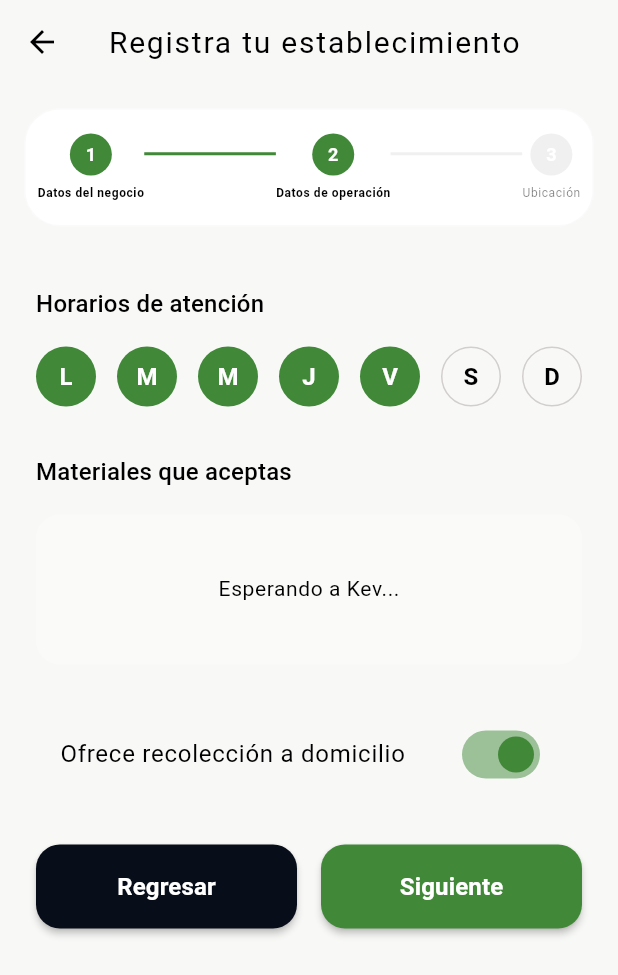
After one commit to Andresito126/TreasureFlow_FrontEnd, a Flutter app: the RegisterLocalScreen screen opened by its route, after a tap on "Siguiente", on a phone screen of 412 x 824 dp. The commit adds this screen. Shown: the top 975 px of the screen. Run offline on Flutter 3.47's test engine with Material 3 defaults, Android fonts, the phone set to English and light mode, and no system bars; our stand-ins replace device_preview.

Commit message:
Add: local screen at 50%

```diff
--- a/lib/app.dart
+++ b/lib/app.dart
@@ -1,6 +1,7 @@
 import 'package:flutter/material.dart';
 import 'package:treasureflow/features/auth/citizen/presentation/screens/login_citizen_screen.dart';
 import 'package:treasureflow/features/auth/citizen/presentation/screens/register_citizen_screen.dart';
+import 'package:treasureflow/features/auth/local/presentation/screens/register_local_screen.dart';
 import 'package:treasureflow/features/onboarding/presentation/screens/select_role_step6_screen.dart';
 import 'package:treasureflow/shared/theme/dark_theme.dart';
 import 'package:treasureflow/shared/theme/light_theme.dart';
@@ -31,6 +32,9 @@ class MyApp extends StatelessWidget {
         '/login': (context) => const LoginCitizenScreen(),
         '/registerCitizen': (context) => const RegisterCitizenScreen(),
 
+        //local
+        '/registerLocalStep1': (context) => const RegisterLocalScreen(),
+
       },
 
     );
--- a/lib/features/auth/citizen/presentation/screens/register_citizen_screen.dart
+++ b/lib/features/auth/citizen/presentation/screens/register_citizen_screen.dart
@@ -1,7 +1,6 @@
 import 'package:flutter/material.dart';
 // import 'package:flutter_svg/flutter_svg.dart';
 import 'package:treasureflow/shared/widgets/input_field_widget.dart';
-import 'package:treasureflow/shared/widgets/primary_button_blue_widget.dart';
 import 'package:treasureflow/shared/widgets/primary_button_green_widget.dart';
 
 
--- /dev/null
+++ b/lib/features/auth/local/presentation/screens/register_local_screen.dart
@@ -0,0 +1,67 @@
+import 'package:flutter/material.dart';
+import 'package:treasureflow/features/auth/local/presentation/screens/step1_business_data.dart';
+import 'package:treasureflow/features/auth/local/presentation/screens/step2_operations_data.dart';
+import 'package:treasureflow/features/auth/local/presentation/screens/step3_location_data.dart';
+import 'package:treasureflow/shared/widgets/custom_stepper_widget.dart';
+
+class RegisterLocalScreen extends StatefulWidget {
+  const RegisterLocalScreen({super.key});
+
+  @override
+  State<RegisterLocalScreen> createState() => _RegisterLocalScreenState();
+}
+
+class _RegisterLocalScreenState extends State<RegisterLocalScreen> {
+  final PageController _pageController = PageController();
+  int _currentStep = 1;
+
+  void _nextStep() {
+    if (_currentStep < 3) {
+      _pageController.nextPage(duration: const Duration(milliseconds: 300), curve: Curves.easeInOut);
+      setState(() => _currentStep++);
+    }
+  }
+
+  void _previousStep() {
+    if (_currentStep > 1) {
+      _pageController.previousPage(duration: const Duration(milliseconds: 300), curve: Curves.easeInOut);
+      setState(() => _currentStep--);
+    }
+  }
+
+  @override
+  Widget build(BuildContext context) {
+    final theme = Theme.of(context);
+    final colors = theme.colorScheme;
+
+    return Scaffold(
+      backgroundColor: theme.scaffoldBackgroundColor,
+      appBar: AppBar(
+        title: const Text("Registra tu establecimiento"),
+        backgroundColor: colors.background,
+      ),
+      body: Column(
+        children: [
+          Padding(
+            padding: const EdgeInsets.all(16.0),
+            child: CustomStepperWidget(
+              currentStep: _currentStep,
+              stepLabels: const ['Datos del negocio', 'Datos de operación', 'Ubicación'],
+            ),
+          ),
+          Expanded(
+            child: PageView(
+              controller: _pageController,
+              physics: const NeverScrollableScrollPhysics(),
+              children: [
+                Step1BusinessData(onNext: _nextStep),
+                Step2OperationsData(onNext: _nextStep, onBack: _previousStep),
+                Step3LocationData(onNext: _nextStep, onBack: _previousStep)
+              ],
+            ),
+          ),
+        ],
+      ),
+    );
+  }
+}
--- /dev/null
+++ b/lib/features/auth/local/presentation/screens/step1_business_data.dart
@@ -0,0 +1,60 @@
+import 'package:flutter/material.dart';
+import 'package:treasureflow/features/auth/local/presentation/widgets/register_profile_header._widget.dart';
+import 'package:treasureflow/shared/widgets/input_field_widget.dart';
+import 'package:treasureflow/shared/widgets/primary_button_green_widget.dart';
+
+class Step1BusinessData extends StatelessWidget {
+  final VoidCallback onNext;
+
+  Step1BusinessData({super.key, required this.onNext});
+
+  final _nameController = TextEditingController();
+  final _phoneController = TextEditingController();
+  final _emailController = TextEditingController();
+  final _passwordController = TextEditingController();
+
+  @override
+  Widget build(BuildContext context) {
+    return SingleChildScrollView(
+      padding: const EdgeInsets.all(24.0),
+      child: Column(
+        children: [
+          RegisterProfileHeaderWidget(onEditPhoto: () {
+            // la logicaaaaaaa
+          }),
+
+          const SizedBox(height: 32),
+
+          InputFieldWidget(
+            controller: _nameController,
+            hTPlaceHolder: 'Nombre del local',
+            iconInput: Icons.storefront,
+          ),
+          const SizedBox(height: 16),
+          InputFieldWidget(
+            controller: _phoneController,
+            hTPlaceHolder: 'Teléfono de contacto',
+            iconInput: Icons.phone,
+          ),
+          const SizedBox(height: 16),
+          InputFieldWidget(
+            controller: _emailController,
+            hTPlaceHolder: 'Correo electrónico',
+            iconInput: Icons.email,
+          ),
+          const SizedBox(height: 16),
+          InputFieldWidget(
+            controller: _passwordController,
+            hTPlaceHolder: 'Contraseña',
+            iconInput: Icons.lock,
+            isPassword: true,
+          ),
+
+          const SizedBox(height: 32),
+
+          PrimaryButtonGreenWidget(text: 'Siguiente', onPressed: onNext),
+        ],
+      ),
+    );
+  }
+}
--- /dev/null
+++ b/lib/features/auth/local/presentation/screens/step2_operations_data.dart
@@ -0,0 +1,81 @@
+import 'package:flutter/material.dart';
+import 'package:treasureflow/features/auth/local/presentation/widgets/day_selector_widget.dart';
+import 'package:treasureflow/shared/widgets/primary_button_blue_widget.dart';
+import 'package:treasureflow/shared/widgets/primary_button_green_widget.dart';
+
+class Step2OperationsData extends StatelessWidget {
+  final VoidCallback onNext;
+  final VoidCallback onBack;
+
+  const Step2OperationsData({
+    super.key,
+    required this.onNext,
+    required this.onBack,
+  });
+
+  @override
+  Widget build(BuildContext context) {
+    final theme = Theme.of(context);
+
+    return SingleChildScrollView(
+      padding: const EdgeInsets.all(24.0),
+      child: Column(
+        crossAxisAlignment: CrossAxisAlignment.start,
+        children: [
+          Text("Horarios de atención", style: theme.textTheme.titleMedium),
+          const SizedBox(height: 16),
+          const DaySelectorWidget(),
+
+          const SizedBox(height: 32),
+
+          Text("Materiales que aceptas", style: theme.textTheme.titleMedium),
+          const SizedBox(height: 16),
+          // Placeholder solicitado
+          Container(
+            height: 100,
+            width: double.infinity,
+            decoration: BoxDecoration(
+              color: theme.colorScheme.surfaceVariant.withOpacity(0.3),
+              borderRadius: BorderRadius.circular(16),
+            ),
+            child: Center(
+              child: Text(
+                "Esperando a Kev...",
+                style: theme.textTheme.bodySmall,
+              ),
+            ),
+          ),
+
+          const SizedBox(height: 32),
+
+          SwitchListTile(
+            title: const Text("Ofrece recolección a domicilio"),
+            value: true,
+            onChanged: (val) {},
+            activeColor: theme.colorScheme.primary,
+          ),
+
+          const SizedBox(height: 32),
+
+          Row(
+            children: [
+              Expanded(
+                child: PrimaryButtonBlueWidget(
+                  text: 'Regresar',
+                  onPressed: onBack,
+                ),
+              ),
+              const SizedBox(width: 16),
+              Expanded(
+                child: PrimaryButtonGreenWidget(
+                  text: 'Siguiente',
+                  onPressed: onNext,
+                ),
+              ),
+            ],
+          ),
+        ],
+      ),
+    );
+  }
+}
--- /dev/null
+++ b/lib/features/auth/local/presentation/screens/step3_location_data.dart
@@ -0,0 +1,85 @@
+import 'package:flutter/material.dart';
+import 'package:treasureflow/features/auth/local/presentation/widgets/location_detail_card_widget.dart';
+
+
+class Step3LocationData extends StatelessWidget {
+  final VoidCallback onNext;
+  final VoidCallback onBack;
+
+  const Step3LocationData({
+    super.key,
+    required this.onNext,
+    required this.onBack
+  });
+
+  @override
+  Widget build(BuildContext context) {
+    final theme = Theme.of(context);
+
+    return Scaffold(
+      body: Stack(
+        children: [
+
+          Container(
+            color: theme.colorScheme.surfaceVariant.withOpacity(0.5),
+            width: double.infinity,
+            height: double.infinity,
+            child: const Center(
+              child: Icon(Icons.map, size: 64, color: Colors.grey),
+            ),
+          ),
+
+
+          Positioned(
+            top: 16,
+            left: 16,
+            right: 16,
+            child: Card(
+              elevation: 4,
+              shape: RoundedRectangleBorder(borderRadius: BorderRadius.circular(12)),
+              color: const Color(0xff1f2937),
+              child: const Padding(
+                padding: EdgeInsets.symmetric(horizontal: 16.0),
+                child: TextField(
+                  style: TextStyle(color: Colors.white),
+                  decoration: InputDecoration(
+                    icon: Icon(Icons.search, color: Colors.white54),
+                    hintText: "Busca tu dirección...",
+                    hintStyle: TextStyle(color: Colors.white54),
+                    border: InputBorder.none,
+                  ),
+                ),
+              ),
+            ),
+          ),
+
+
+          Positioned(
+            bottom: 240,
+            right: 16,
+            child: FloatingActionButton(
+              onPressed: () {},
+              backgroundColor: Colors.white,
+              foregroundColor: Colors.black87,
+              child: const Icon(Icons.my_location),
+            ),
+          ),
+
+
+          Positioned(
+            left: 0,
+            right: 0,
+            bottom: 0,
+            child: LocationDetailCard(
+              onNext: onNext,
+              onBack: onBack,
+              onEditAddress: () {
+
+              },
+            ),
+          ),
+        ],
+      ),
+    );
+  }
+}
--- /dev/null
+++ b/lib/features/auth/local/presentation/widgets/day_selector_widget.dart
@@ -0,0 +1,36 @@
+import 'package:flutter/material.dart';
+
+class DaySelectorWidget extends StatelessWidget {
+  const DaySelectorWidget({super.key});
+
+  @override
+  Widget build(BuildContext context) {
+    final days = ['L', 'M', 'M', 'J', 'V', 'S', 'D'];
+    final theme = Theme.of(context);
+
+    return Row(
+      mainAxisAlignment: MainAxisAlignment.spaceBetween,
+      children: List.generate(days.length, (index) {
+        final isSelected = index < 5;
+        return Container(
+          width: 40,
+          height: 40,
+          decoration: BoxDecoration(
+            color: isSelected ? theme.colorScheme.primary : Colors.transparent,
+            shape: BoxShape.circle,
+            border: isSelected ? null : Border.all(color: theme.colorScheme.outline),
+          ),
+          child: Center(
+            child: Text(
+              days[index],
+              style: TextStyle(
+                color: isSelected ? Colors.white : theme.colorScheme.onSurface,
+                fontWeight: FontWeight.bold,
+              ),
+            ),
+          ),
+        );
+      }),
+    );
+  }
+}
--- /dev/null
+++ b/lib/features/auth/local/presentation/widgets/location_detail_card_widget.dart
@@ -0,0 +1,108 @@
+import 'package:flutter/material.dart';
+import 'package:treasureflow/shared/widgets/primary_button_blue_widget.dart';
+import 'package:treasureflow/shared/widgets/primary_button_green_widget.dart';
+
+
+class LocationDetailCard extends StatelessWidget {
+  final VoidCallback onNext;
+  final VoidCallback onBack;
+  final VoidCallback onEditAddress;
+
+  const LocationDetailCard({
+    super.key,
+    required this.onNext,
+    required this.onBack,
+    required this.onEditAddress,
+  });
+
+  @override
+  Widget build(BuildContext context) {
+    final theme = Theme.of(context);
+
+
+    return Container(
+      padding: const EdgeInsets.all(20.0),
+      decoration: BoxDecoration(
+        color: const Color(0xff111827),
+        borderRadius: const BorderRadius.vertical(top: Radius.circular(28)),
+        boxShadow: [
+          BoxShadow(
+            color: Colors.black.withOpacity(0.3),
+            blurRadius: 10,
+            offset: const Offset(0, -2),
+          ),
+        ],
+      ),
+      child: SafeArea(
+        top: false,
+        child: Column(
+          mainAxisSize: MainAxisSize.min,
+          crossAxisAlignment: CrossAxisAlignment.start,
+          children: [
+            Row(
+              crossAxisAlignment: CrossAxisAlignment.start,
+              children: [
+                CircleAvatar(
+                  backgroundColor: Colors.white.withOpacity(0.1),
+                  child: const Icon(Icons.map_outlined, color: Colors.white70),
+                ),
+                const SizedBox(width: 12),
+                Expanded(
+                  child: Column(
+                    crossAxisAlignment: CrossAxisAlignment.start,
+                    children: [
+                      Text(
+                        "Dirección detectada",
+                        style: theme.textTheme.bodySmall?.copyWith(color: Colors.white70),
+                      ),
+                      const SizedBox(height: 4),
+                      const Text(
+                        "Av. Nuevo León 123\nCol. Condesa, Cuauhtémoc, 06100, CMDX",
+                        style: TextStyle(color: Colors.white, fontWeight: FontWeight.w500, fontSize: 14),
+                      ),
+                    ],
+                  ),
+                ),
+                IconButton(
+                  onPressed: onEditAddress,
+                  icon: const Icon(Icons.edit_square, color: Colors.green),
+                  style: IconButton.styleFrom(
+                    backgroundColor: Colors.white.withOpacity(0.05),
+                    shape: RoundedRectangleBorder(borderRadius: BorderRadius.circular(8)),
+                  ),
+                ),
+              ],
+            ),
+
+            const Padding(
+              padding: EdgeInsets.symmetric(vertical: 16.0),
+              child: Divider(color: Colors.white12, height: 1),
+            ),
+
+            Text(
+              "Ajusta el pin en el mapa para mayor precisión",
+              style: theme.textTheme.bodySmall?.copyWith(color: Colors.white54),
+            ),
+
+            const SizedBox(height: 16),
+
+            Row(
+              children: [
+                Expanded(
+                  child: PrimaryButtonBlueWidget(
+                    text: 'Regresar',
+                    onPressed: onBack,
+                  ),
+                ),
+                const SizedBox(width: 16),
+                Expanded(
+                  child: PrimaryButtonGreenWidget(text: 'Siguiente', onPressed: onNext),
+                ),
+              ],
+            ),
+          ],
+        ),
+      ),
+    );
+  }
+}
--- /dev/null
+++ b/lib/features/auth/local/presentation/widgets/register_profile_header._widget.dart
@@ -0,0 +1,69 @@
+import 'package:flutter/material.dart';
+// import 'package:flutter_svg/flutter_svg.dart';
+
+class RegisterProfileHeaderWidget extends StatelessWidget {
+  final VoidCallback onEditPhoto;
+
+  const RegisterProfileHeaderWidget({super.key, required this.onEditPhoto});
+
+  @override
+  Widget build(BuildContext context) {
+    final colors = Theme.of(context).colorScheme;
+
+    return SizedBox(
+      height: 160,
+      child: Stack(
+        alignment: Alignment.topCenter,
+        children: [
+          Container(
+            height: 120,
+            width: double.infinity,
+            decoration: BoxDecoration(
+              color: colors.surfaceVariant, // Placeholder color
+            ),
+            // child: SvgPicture.asset(
+            //   'assets/images/banner_placeholder.svg',
+            //   fit: BoxFit.cover,
+            // ),
+          ),
+
+          Positioned(
+            bottom: 0,
+            child: GestureDetector(
+              onTap: onEditPhoto,
+              child: Stack(
+                alignment: Alignment.bottomRight,
+                children: [
+                  Container(
+                    height: 80,
+                    width: 80,
+                    decoration: BoxDecoration(
+                      shape: BoxShape.circle,
+                      color: colors.surface,
+                      border: Border.all(color: colors.background, width: 4),
+                    ),
+                    child: ClipOval(
+                      // child: Image.asset(
+                      //   'assets/images/basurini_avatar.png',
+                      //   fit: BoxFit.cover,
+                      // ),
+                    ),
+                  ),
+                  Container(
+                    padding: const EdgeInsets.all(6),
+                    decoration: BoxDecoration(
+                      color: colors.secondary,
+                      shape: BoxShape.circle,
+                      border: Border.all(color: colors.background, width: 2),
+                    ),
+                    child: const Icon(Icons.camera_alt, color: Colors.white, size: 14),
+                  ),
+                ],
+              ),
+            ),
+          ),
+        ],
+      ),
+    );
+  }
+}
--- a/lib/features/onboarding/presentation/screens/select_role_step6_screen.dart
+++ b/lib/features/onboarding/presentation/screens/select_role_step6_screen.dart
@@ -108,6 +108,7 @@ class SelectRoleStep6Screen extends StatelessWidget {
                 roleTitle: 'ESTABLECIMIENTO',
                 icon: Icons.storefront_outlined,
                 onTap: () {
+                  Navigator.pushNamed(context, '/registerLocalStep1');
 
                 },
               ),
--- /dev/null
+++ b/lib/shared/widgets/custom_stepper_widget.dart
@@ -0,0 +1,100 @@
+import 'package:flutter/material.dart';
+
+class CustomStepperWidget extends StatelessWidget {
+  final int currentStep;
+  final List<String> stepLabels;
+
+  const CustomStepperWidget({
+    super.key,
+    required this.currentStep,
+    required this.stepLabels,
+  });
+
+  @override
+  Widget build(BuildContext context) {
+    final theme = Theme.of(context);
+    final colors = theme.colorScheme;
+
+    final activeColor = colors.primary;
+    final inactiveColor = colors.outline.withOpacity(0.3);
+
+    return Container(
+      padding: const EdgeInsets.symmetric(vertical: 16.0, horizontal: 8.0),
+      decoration: BoxDecoration(
+        color: colors.surface,
+        borderRadius: BorderRadius.circular(24.0),
+        border: Border.all(color: colors.outline.withOpacity(0.1)),
+      ),
+      child: Row(
+        mainAxisAlignment: MainAxisAlignment.center,
+        children: _buildSteps(theme, activeColor, inactiveColor),
+      ),
+    );
+  }
+
+
+  List<Widget> _buildSteps(ThemeData theme, Color activeColor, Color inactiveColor) {
+    List<Widget> children = [];
+
+    for (int i = 0; i < stepLabels.length; i++) {
+      int stepNumber = i + 1;
+      bool isStepActive = currentStep >= stepNumber;
+
+
+      children.add(
+        _buildStepCircle(stepNumber, stepLabels[i], isStepActive, activeColor, inactiveColor, theme),
+      );
+
+
+      if (i < stepLabels.length - 1) {
+        bool isLineActive = currentStep > stepNumber;
+        children.add(
+          _buildLine(isLineActive, activeColor, inactiveColor),
+        );
+      }
+    }
+
+    return children;
+  }
+
+  Widget _buildStepCircle(int step, String label, bool isActive, Color activeColor, Color inactiveColor, ThemeData theme) {
+    return Column(
+      mainAxisSize: MainAxisSize.min,
+      children: [
+        Container(
+          width: 28,
+          height: 28,
+          decoration: BoxDecoration(
+            color: isActive ? activeColor : inactiveColor,
+            shape: BoxShape.circle,
+          ),
+          child: Center(
+            child: Text(
+              step.toString(),
+              style: const TextStyle(color: Colors.white, fontSize: 12, fontWeight: FontWeight.bold),
+            ),
+          ),
+        ),
+        const SizedBox(height: 6),
+        Text(
+          label,
+          style: theme.textTheme.bodySmall?.copyWith(
+            fontSize: 8,
+            fontWeight: isActive ? FontWeight.bold : FontWeight.normal,
+            color: isActive ? theme.colorScheme.onSurface : theme.colorScheme.onSurface.withOpacity(0.5),
+          ),
+        ),
+      ],
+    );
+  }
+
+  Widget _buildLine(bool isActive, Color activeColor, Color inactiveColor) {
+    return Expanded(
+      child: Container(
+        margin: const EdgeInsets.only(bottom: 18.0),
+        height: 2,
+        color: isActive ? activeColor : inactiveColor,
+      ),
+    );
+  }
+}
```
